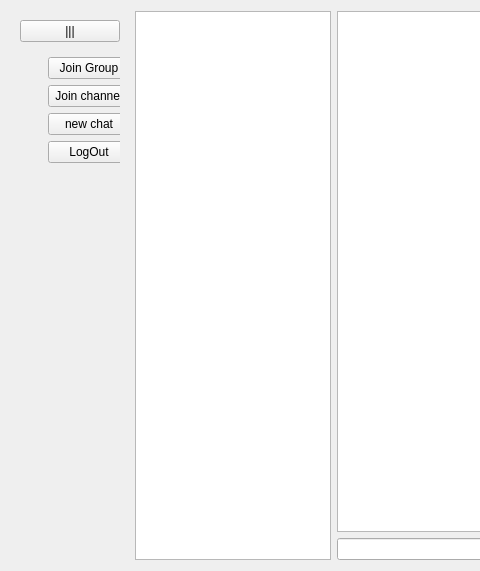
First picture: the form in loggedinpage.ui, repository Kebabist/Messenger_C--_1, before the edit; both pictures show x 0 to 480 and y 0 to 571 of the 1048 by 571 pixel window.
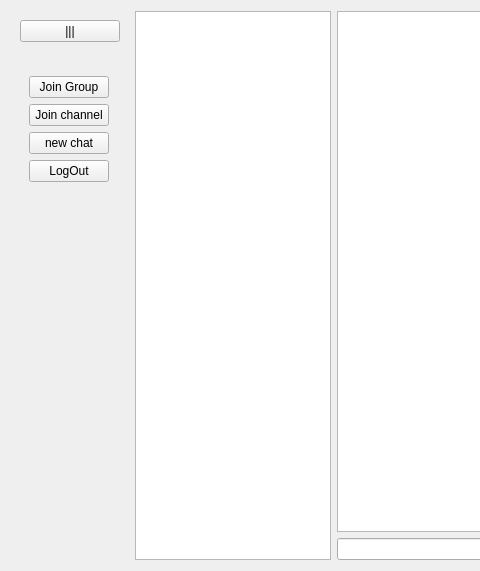
Second picture: the form after the edit.

Commit message: resize dock button on click

```diff
--- a/loggedinpage.ui
+++ b/loggedinpage.ui
@@ -14,7 +14,7 @@
    <string>Form</string>
   </property>
   <layout class="QGridLayout" name="gridLayout">
-   <item row="0" column="0">
+   <item row="0" column="0" alignment="Qt::AlignLeft">
     <widget class="QWidget" name="widget" native="true">
      <layout class="QVBoxLayout" name="verticalLayout">
       <item alignment="Qt::AlignTop">
@@ -39,7 +39,7 @@
         </property>
        </widget>
       </item>
-      <item>
+      <item alignment="Qt::AlignLeft">
        <widget class="QDockWidget" name="dockWidget">
         <property name="maximumSize">
          <size>
@@ -48,7 +48,7 @@
          </size>
         </property>
         <property name="features">
-         <set>QDockWidget::DockWidgetVerticalTitleBar</set>
+         <set>QDockWidget::NoDockWidgetFeatures</set>
         </property>
         <property name="allowedAreas">
          <set>Qt::NoDockWidgetArea</set>
@@ -61,7 +61,7 @@
           </size>
          </property>
          <layout class="QVBoxLayout" name="verticalLayout_3">
-          <item>
+          <item alignment="Qt::AlignLeft">
            <widget class="QWidget" name="widget_2" native="true">
             <layout class="QVBoxLayout" name="verticalLayout_2">
              <property name="leftMargin">
```
Left out of the diff: 13 changed lines with no effect on the pictures. The commit also changes 1 other file.
